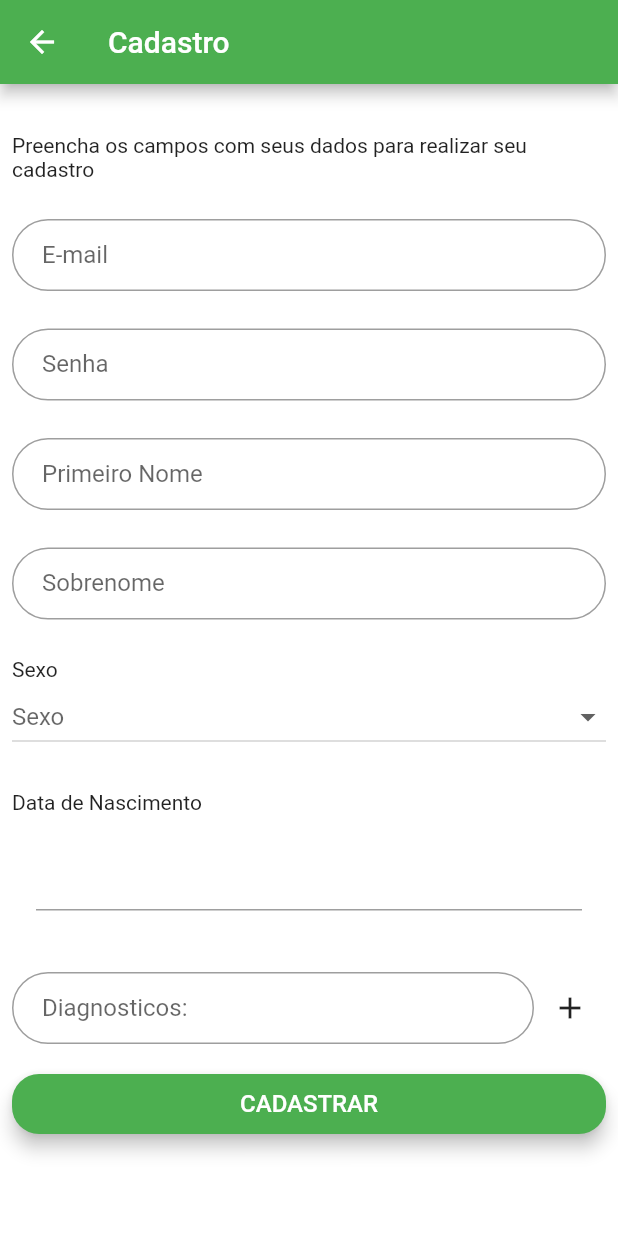
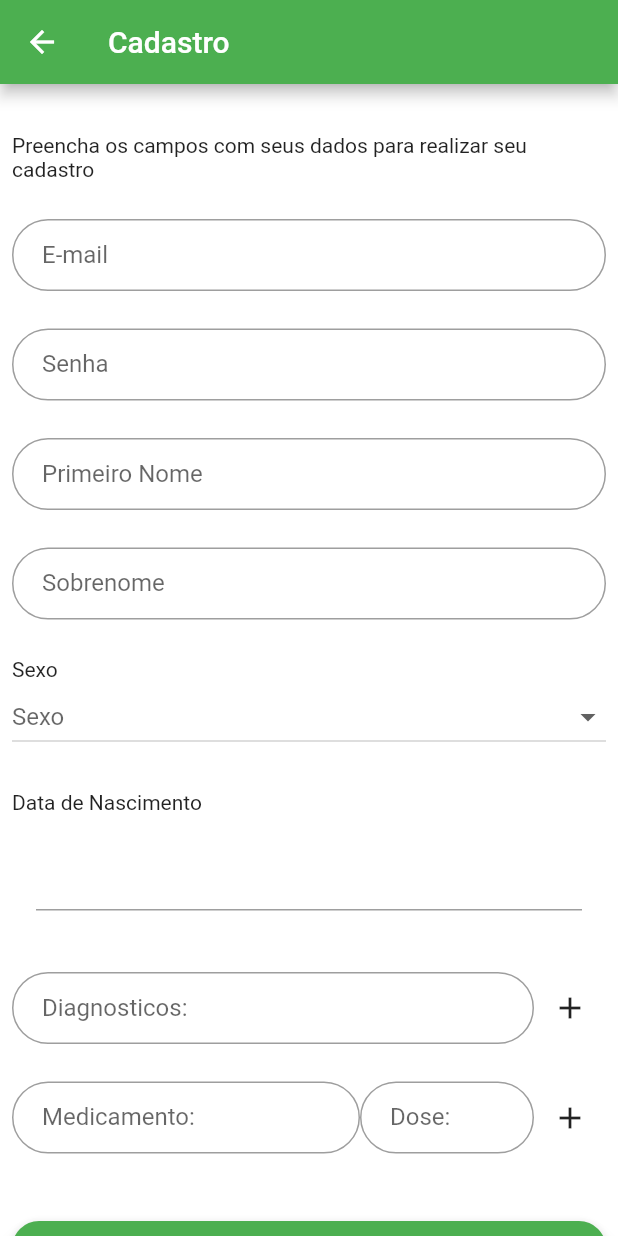
Before and after one commit to daltonbc96/afetivo, a Flutter app: the CadastroPage screen opened by its route, on a phone screen of 412 x 824 dp. Run offline on Flutter 3.47's test engine with Material 2 defaults, Android fonts, the phone set to English and light mode, and no system bars; drawn by our look-alikes of datetime_picker_formfield; our stand-ins replace flutter_mobx, mobx; generated files the repository leaves out were written again.

Commit message:
Implementado o registro de medicamentos

```diff
--- a/lib/models/Medicamento.dart
+++ b/lib/models/Medicamento.dart
@@ -3,9 +3,9 @@ import 'package:mobx/mobx.dart';
 
 part 'Medicamento.g.dart';
 
-@JsonSerializable()
+@JsonSerializable(explicitToJson: true)
 class Medicamento extends _Medicamento with _$Medicamento {
-  Medicamento({String nome, double dose}) : super(nome: nome, dose: dose);
+  Medicamento({String nome, String dose}) : super(nome: nome, dose: dose);
 
   /// A necessary factory constructor for creating a new User instance
   /// from a map. Pass the map to the generated `_$UserFromJson()` constructor.
@@ -24,9 +24,12 @@ abstract class _Medicamento with Store {
   String nome;
 
   @observable
-  double dose;
+  String dose;
 
-  _Medicamento({this.nome, this.dose});
+  _Medicamento({nome, dose}) {
+    if (nome != null) this.nome = nome.trim();
+    if (dose != null) this.dose = dose.trim();
+  }
 }
 
 @JsonSerializable(explicitToJson: true)
@@ -50,6 +53,7 @@ class RegistroMedicamento extends _RegistroMedicamento
 abstract class _RegistroMedicamento with Store {
   @observable
   Medicamento medicamento;
+
   @observable
   int numeroComprimidos;
 
--- a/lib/models/User.dart
+++ b/lib/models/User.dart
@@ -1,3 +1,4 @@
+import 'package:afetivo/models/Medicamento.dart';
 import 'package:json_annotation/json_annotation.dart';
 import 'package:mobx/mobx.dart';
 
@@ -77,6 +78,10 @@ abstract class _UserProfile with Store {
   @observable
   ObservableList<String> diagnosticos = ObservableList<String>();
 
+  @observable
+  @_ObservableListJsonConverter()
+  ObservableList<Medicamento> medicamentos = ObservableList<Medicamento>();
+
   @action
   void deleteDiagnostico(String diagnostico) {
     diagnostico = diagnostico.trim();
@@ -91,6 +96,19 @@ abstract class _UserProfile with Store {
     }
   }
 
+  @action
+  void deleteMedicamento(Medicamento medicamento) {
+    medicamentos.remove(medicamento);
+  }
+
+  @action
+  void addMedicamento(Medicamento medicamento) {
+    print(medicamento);
+    if (!medicamentos.contains(medicamento)) {
+      medicamentos.add(medicamento);
+    }
+  }
+
   _UserProfile(
       {this.nome,
       this.sobrenome,
@@ -100,3 +118,17 @@ abstract class _UserProfile with Store {
       this.sexo,
       this.diagnosticos});
 }
+
+class _ObservableListJsonConverter
+    implements
+        JsonConverter<ObservableList<Medicamento>, List<Map<String, dynamic>>> {
+  const _ObservableListJsonConverter();
+
+  @override
+  ObservableList<Medicamento> fromJson(List<Map<String, dynamic>> json) =>
+      ObservableList.of(json.map((x) => Medicamento.fromJson(x)));
+
+  @override
+  List<Map<String, dynamic>> toJson(ObservableList<Medicamento> list) =>
+      list.map((x) => x.toJson()).toList();
+}
--- a/lib/pages/cadastroPage.dart
+++ b/lib/pages/cadastroPage.dart
@@ -1,4 +1,5 @@
 import 'package:afetivo/main.dart';
+import 'package:afetivo/models/Medicamento.dart';
 import 'package:afetivo/models/User.dart';
 import 'package:afetivo/stores/LoginStore.dart';
 import 'package:flutter/material.dart';
@@ -17,9 +18,11 @@ enum _CadastroStatus { Idle, Wait, Error }
 
 //TODO: Implement form validation
 class _State extends State<CadastroPage> {
-  TextEditingController diagnosticoFieldController;
-  TextEditingController passwordFieldController;
-  UserProfile userProfile = UserProfile();
+  TextEditingController _diagnosticoFieldController;
+  TextEditingController _medNameFieldController;
+  TextEditingController _medDoseFieldController;
+  TextEditingController _passwordFieldController;
+  UserProfile _userProfile = UserProfile();
   _CadastroStatus _cadastroStatus;
   RegisterError _error;
 
@@ -27,14 +30,18 @@ class _State extends State<CadastroPage> {
   void initState() {
     super.initState();
     _cadastroStatus = _CadastroStatus.Idle;
-    diagnosticoFieldController = TextEditingController();
-    passwordFieldController = TextEditingController();
+    _diagnosticoFieldController = TextEditingController();
+    _passwordFieldController = TextEditingController();
+    _medNameFieldController = TextEditingController();
+    _medDoseFieldController = TextEditingController();
   }
 
   @override
   void dispose() {
-    diagnosticoFieldController.dispose();
-    passwordFieldController.dispose();
+    _diagnosticoFieldController.dispose();
+    _passwordFieldController.dispose();
+    _medNameFieldController.dispose();
+    _medDoseFieldController.dispose();
     super.dispose();
   }
 
@@ -45,7 +52,7 @@ class _State extends State<CadastroPage> {
         builder: (context) => TextFormField(
               keyboardType: TextInputType.emailAddress,
               autofocus: false,
-              onChanged: (value) => userProfile.email = value,
+              onChanged: (value) => _userProfile.email = value,
               decoration: InputDecoration(
                 labelText: 'E-mail',
                 contentPadding: EdgeInsets.fromLTRB(20.0, 10.0, 20.0, 10.0),
@@ -58,7 +65,7 @@ class _State extends State<CadastroPage> {
     final password = TextFormField(
       autofocus: false,
       obscureText: true,
-      controller: passwordFieldController,
+      controller: _passwordFieldController,
       decoration: InputDecoration(
         labelText: 'Senha',
         contentPadding: EdgeInsets.fromLTRB(20.0, 10.0, 20.0, 10.0),
@@ -71,8 +78,8 @@ class _State extends State<CadastroPage> {
     final primeiroNome = Observer(
         builder: (context) => TextFormField(
               autofocus: false,
-              initialValue: userProfile.nome,
-              onChanged: (value) => userProfile.nome = value,
+              initialValue: _userProfile.nome,
+              onChanged: (value) => _userProfile.nome = value,
               decoration: InputDecoration(
                 labelText: 'Primeiro Nome',
                 contentPadding: EdgeInsets.fromLTRB(20.0, 10.0, 20.0, 10.0),
@@ -85,8 +92,8 @@ class _State extends State<CadastroPage> {
     final sobrenome = Observer(
         builder: (context) => TextFormField(
               autofocus: false,
-              initialValue: userProfile.sobrenome,
-              onChanged: (value) => userProfile.sobrenome = value,
+              initialValue: _userProfile.sobrenome,
+              onChanged: (value) => _userProfile.sobrenome = value,
               decoration: InputDecoration(
                 labelText: 'Sobrenome',
                 contentPadding: EdgeInsets.fromLTRB(20.0, 10.0, 20.0, 10.0),
@@ -101,8 +108,8 @@ class _State extends State<CadastroPage> {
                 child: DropdownButton<Sexo>(
               hint: Text("Sexo"),
               isExpanded: true,
-              value: userProfile.sexo,
-              onChanged: (value) => userProfile.sexo = value,
+              value: _userProfile.sexo,
+              onChanged: (value) => _userProfile.sexo = value,
               items: Sexo.values.map<DropdownMenuItem<Sexo>>((value) {
                 return DropdownMenuItem<Sexo>(
                   value: value,
@@ -121,8 +128,8 @@ class _State extends State<CadastroPage> {
                   children: <Widget>[
                     DateTimeField(
                       format: DateFormat(DateFormat.YEAR_MONTH_DAY),
-                      onChanged: (value) => userProfile.nascimento = value,
-                      initialValue: userProfile.nascimento,
+                      onChanged: (value) => _userProfile.nascimento = value,
+                      initialValue: _userProfile.nascimento,
                       onShowPicker: (context, currentValue) {
                         return showDatePicker(
                             context: context,
@@ -141,7 +148,7 @@ class _State extends State<CadastroPage> {
         children: <Widget>[
           Flexible(
               child: TextField(
-            controller: diagnosticoFieldController,
+            controller: _diagnosticoFieldController,
             decoration: InputDecoration(
               labelText: 'Diagnosticos:',
               contentPadding: EdgeInsets.fromLTRB(20.0, 10.0, 20.0, 10.0),
@@ -153,8 +160,8 @@ class _State extends State<CadastroPage> {
           IconButton(
             icon: const Icon(Icons.add),
             onPressed: () {
-              userProfile.addDiagnostico(diagnosticoFieldController.text);
-              diagnosticoFieldController.text = '';
+              _userProfile.addDiagnostico(_diagnosticoFieldController.text);
+              _diagnosticoFieldController.text = '';
             },
           ),
         ],
@@ -163,23 +170,77 @@ class _State extends State<CadastroPage> {
 
     final diagnosticosList = Observer(
         builder: (context) => Column(
-            children: userProfile.diagnosticos
+            children: _userProfile.diagnosticos
                 .map(
                   (item) => Observer(
                     builder: (context) => ListTile(
-                      title: Row(
-                        children: <Widget>[
-                          Expanded(
-                              child: Text(
-                            item,
-                            overflow: TextOverflow.ellipsis,
-                          )),
-                          IconButton(
-                            icon: const Icon(Icons.delete),
-                            onPressed: () =>
-                                userProfile.deleteDiagnostico(item),
-                          )
-                        ],
+                        title: Text(
+                          item,
+                          overflow: TextOverflow.ellipsis,
+                        ),
+                        trailing: IconButton(
+                          icon: const Icon(Icons.delete),
+                          onPressed: () => _userProfile.deleteDiagnostico(item),
+                        )),
+                  ),
+                )
+                .toList()));
+
+    final medicamentoAdder = Container(
+      child: Row(
+        children: <Widget>[
+          Expanded(
+              flex: 2,
+              child: TextField(
+                controller: _medNameFieldController,
+                decoration: InputDecoration(
+                  labelText: 'Medicamento:',
+                  contentPadding: EdgeInsets.fromLTRB(20.0, 10.0, 20.0, 10.0),
+                  border: OutlineInputBorder(
+                    borderRadius: BorderRadius.circular(32.0),
+                  ),
+                ),
+              )),
+          Expanded(
+              flex: 1,
+              child: TextField(
+                controller: _medDoseFieldController,
+                decoration: InputDecoration(
+                  labelText: 'Dose:',
+                  contentPadding: EdgeInsets.fromLTRB(20.0, 10.0, 20.0, 10.0),
+                  border: OutlineInputBorder(
+                    borderRadius: BorderRadius.circular(32.0),
+                  ),
+                ),
+              )),
+          IconButton(
+            icon: const Icon(Icons.add),
+            onPressed: () {
+              final medicamento = Medicamento(
+                  nome: _medNameFieldController.text,
+                  dose: _medDoseFieldController.text);
+              _userProfile.addMedicamento(medicamento);
+              _medNameFieldController.text = '';
+              _medDoseFieldController.text = '';
+            },
+          ),
+        ],
+      ),
+    );
+
+    final medicamentoList = Observer(
+        builder: (context) => Column(
+            children: _userProfile.medicamentos
+                .map(
+                  (item) => Observer(
+                    builder: (context) => ListTile(
+                      title: Text(
+                        "${item.nome}, ${item.dose}",
+                        overflow: TextOverflow.ellipsis,
+                      ),
+                      trailing: IconButton(
+                        icon: const Icon(Icons.delete),
+                        onPressed: () => _userProfile.deleteMedicamento(item),
                       ),
                     ),
                   ),
@@ -208,7 +269,7 @@ class _State extends State<CadastroPage> {
               _cadastroStatus = _CadastroStatus.Wait;
             });
             await loginStore.register(
-                userProfile, passwordFieldController.text);
+                _userProfile, _passwordFieldController.text);
             setState(() {
               _cadastroStatus = _CadastroStatus.Idle;
             });
@@ -255,6 +316,10 @@ class _State extends State<CadastroPage> {
               SizedBox(height: 25.0),
               diagnosticoAdder,
               diagnosticosList,
+              SizedBox(height: 25.0),
+              medicamentoAdder,
+              medicamentoList,
+              SizedBox(height: 25.0),
               sentBtt,
             ],
           ),
--- a/lib/pages/home.dart
+++ b/lib/pages/home.dart
@@ -63,8 +63,10 @@ class _HomeState extends State<Home> {
                         color: Colors.green[700],
                         onPressed: () {
                           Navigator.of(context).push(MaterialPageRoute(
-                              builder: (context) => AddicionalInfo(
-                                  humor: RegistroHumor(tipo: tipoHumor))));
+                              builder: (context) =>
+                                  AddicionalInfo.fromHumorType(
+                                    tipoHumor: tipoHumor,
+                                  )));
                         },
                       ),
                     ),
```
Also changed, not shown: lib/pages/adicionalInfo.dart (+55 -13 lines), lib/models/Medicamento.g.dart, lib/models/User.g.dart.
